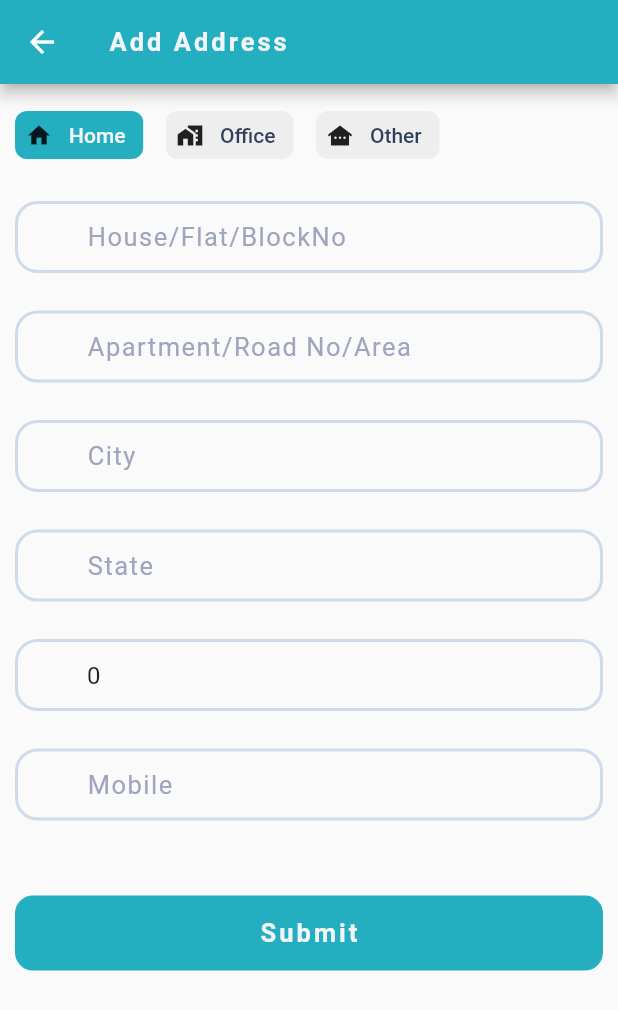
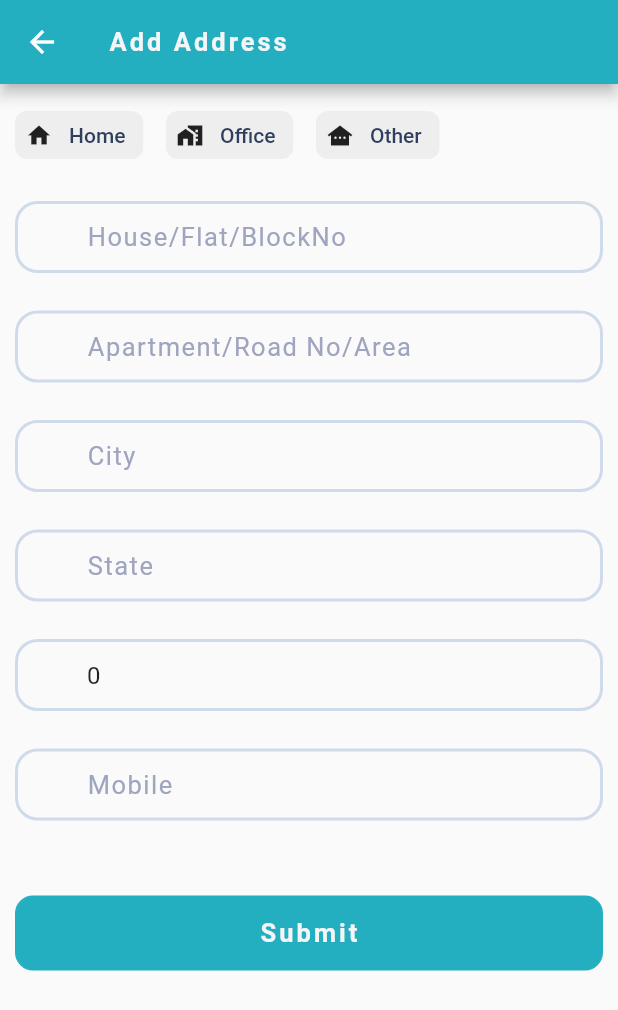
Before and after one commit to chirumallarajkumar/app, a Flutter app: the EditAddress screen opened directly with empty values, on a phone screen of 412 x 824 dp. Shown: the top 1010 px of the screen. Run offline on Flutter 3.47's test engine with Material 2 defaults, Android fonts, the phone set to English and light mode, and no system bars; our stand-ins replace bloc, equatable, flutter_bloc, shared_preferences; accounts and stored records are empty; network calls fail.

Commit message:
031220221202

```diff
--- a/lib/Screens/EditAddress/bloc/edit_address_event.dart
+++ b/lib/Screens/EditAddress/bloc/edit_address_event.dart
@@ -8,9 +8,9 @@ abstract class EditAddressEvent extends Equatable {
 }
 class LoadEditAddressEvent extends EditAddressEvent {
   //passing the parameters to add address
-  final String label, line1, line2, city, State, mobile, Status, pincode;
+  final String label, line1, line2, city, State, mobile, Status, pincode,addid;
   LoadEditAddressEvent(this.mobile, this.label, this.line1, this.line2,
-      this.city, this.State, this.Status, this.pincode);
+      this.city, this.State, this.Status, this.pincode,this.addid);
 
   @override
   List<Object> get props => [];
--- a/lib/Screens/EditAddress/view/editAddress.dart
+++ b/lib/Screens/EditAddress/view/editAddress.dart
@@ -1,12 +1,12 @@
+import 'package:arawinzhilo/Screens/EditAddress/bloc/edit_address_bloc.dart';
 import 'package:flutter/material.dart';
 import 'package:arawinzhilo/Packages/CommonAssets/Colors.dart';
 import 'package:arawinzhilo/Packages/CommonAssets/TextStyle.dart';
-import 'package:arawinzhilo/Screens/AddingAddress/repository/addaddressapi.dart';
 import 'package:arawinzhilo/Widgets/Text.dart';
 import 'package:arawinzhilo/Widgets/button.dart';
 import 'package:arawinzhilo/Widgets/textformfield.dart';
 import "package:arawinzhilo/route.dart" as route;
-
+import 'package:flutter_bloc/flutter_bloc.dart';
 class typelabel {
   String label;
   Icon icon;
@@ -25,37 +25,41 @@ class EditAddress extends StatefulWidget {
   String contactNo;
   int addStatus;
   EditAddress({
-     required   this.addId,
+    required this.addId,
     required this.userids,
-      required  this.addLabel,
-      required  this.addLine1,
+    required this.addLabel,
+    required this.addLine1,
     required this.addLine2,
     required this.city,
     required this.state,
     required this.pincode,
     required this.contactNo,
-       required this.addStatus,   });
-
+    required this.addStatus,
+  });
 
   @override
   State<EditAddress> createState() => _EditAddressState();
 }
 
 class _EditAddressState extends State<EditAddress> {
-
-
- late TextEditingController addressline1 = TextEditingController( text: widget.addLine1);
- late TextEditingController addressline2 = new TextEditingController(text: widget.addLine2);
- late TextEditingController City = new TextEditingController(text: widget.city);
- late TextEditingController mobilenumber = new TextEditingController(text: widget.contactNo);
- late TextEditingController State = new TextEditingController(text: widget.state);
- late TextEditingController Pincode = new TextEditingController(text: widget.pincode.toString());
-
+  late TextEditingController addressline1 =
+      TextEditingController(text: widget.addLine1);
+  late TextEditingController addressline2 =
+      new TextEditingController(text: widget.addLine2);
+  late TextEditingController City =
+      new TextEditingController(text: widget.city);
+  late TextEditingController mobilenumber =
+      new TextEditingController(text: widget.contactNo);
+  late TextEditingController State =
+      new TextEditingController(text: widget.state);
+  late TextEditingController Pincode =
+      new TextEditingController(text: widget.pincode.toString());
 
   final _formKey = GlobalKey<FormState>();
   bool validation = true;
   var label;
   var selectedIndex;
+   bool light = false;
   final List<typelabel> _chipsList = [
     typelabel("Home", Icon(Icons.home)),
     typelabel("Office", Icon(Icons.home_work)),
@@ -65,8 +69,19 @@ class _EditAddressState extends State<EditAddress> {
     List<Widget> chips = [];
     for (int i = 0; i < _chipsList.length; i++) {
       if (selectedIndex == null) {
+        if(widget.addLabel=='Home'){
            selectedIndex = 0;
-        label = _chipsList[i].label;
+        label = _chipsList[selectedIndex].label;
+        }
+        if(widget.addLabel=='Office'){
+           selectedIndex = 1;
+        label = _chipsList[selectedIndex].label;
+        }
+         if(widget.addLabel=='Other'){
+           selectedIndex = 1;
+        label = _chipsList[selectedIndex].label;
+        }
+
       }
       Widget item = Padding(
           padding: const EdgeInsets.only(left: 0, right: 0),
@@ -95,14 +110,56 @@ class _EditAddressState extends State<EditAddress> {
   }
 
   Widget build(BuildContext context) {
-    return Scaffold(
+    return BlocProvider(
+      create: (context) => EditAddressBloc(
+        RepositoryProvider.of(context),
+      ),
+      child: Scaffold(
         appBar: AppBar(
           backgroundColor: color.primary,
           title: text(data: "Add Address", style: Text_Style.Form600),
         ),
-      body: SingleChildScrollView(
+        body: BlocConsumer<EditAddressBloc, EditAddressState>(
+          listener: (context, state) {
+            // TODO: implement listener
+             if (state is AddAddressErrorState) {
+              final snackBar = SnackBar(
+                content: text(data: state.error, style: Text_Style.Error),
+              );
+              ScaffoldMessenger.of(context).showSnackBar(snackBar);
+            }
+            if (state is AddAddressLoadedState) {
+              if (state.editAddress.status == 1) {
+                Navigator.pop(context);
+              }
+            }
+          },
+          builder: (context, state) {
+               if (state is AddAddressLoadingState) {
+              return Center(
+                  child: Column(
+                      mainAxisAlignment: MainAxisAlignment.center,
+                      children: [
+                    const CircularProgressIndicator(),
+                    Text("Loading....")
+                  ]));
+            }
+            if (state is AddAddressLoadedState) {
+              return Center(
+                child: Column(
+                  mainAxisAlignment: MainAxisAlignment.center,
+                  children: [
+                    text(
+                        data: "Address Succesfully added",
+                        style: Text_Style.Succesfull)
+                  ],
+                ),
+              );
+            } else{
+            return SingleChildScrollView(
               child: Padding(
-          padding: const EdgeInsets.symmetric(horizontal: 10, vertical: 10),
+                padding:
+                    const EdgeInsets.symmetric(horizontal: 10, vertical: 10),
                 child: Column(
                   crossAxisAlignment: CrossAxisAlignment.start,
                   children: [
@@ -126,7 +183,8 @@ class _EditAddressState extends State<EditAddress> {
                           controller: addressline1,
                           HintText: "House/Flat/BlockNo",
                           prefixicon: Icon(null),
-                    suffixicon: IconButton(icon: Icon(null), onPressed: () {}),
+                          suffixicon:
+                              IconButton(icon: Icon(null), onPressed: () {}),
                           radius: 15,
                         ),
                         textformfield(
@@ -187,6 +245,15 @@ class _EditAddressState extends State<EditAddress> {
                     InkWell(
                       onTap: () {
                         print(addressline1.text);
+                        var priority = light ? 1 : 0;
+                          BlocProvider.of<EditAddressBloc>(context).add(LoadEditAddressEvent(  mobilenumber.text,
+                                    label,
+                                    addressline1.text,
+                                    addressline2.text,
+                                    City.text,
+                                    State.text,
+                                    priority.toString(),
+                                    Pincode.text, widget.addId.toString()));
 
                         // Navigator.pushNamed(context, route.AddNewAddress);
                       },
@@ -207,6 +274,10 @@ class _EditAddressState extends State<EditAddress> {
                   ],
                 ),
               ),
+            );
+            }
+          },
+        ),
       ),
     );
   }
```
Also changed, not shown: lib/Screens/AllAddress/View/AllAddressScreen.dart (+24 -13 lines), lib/Screens/EditAddress/Repository/editAddressapi.dart (added, +59 -0 lines), lib/Screens/EditAddress/bloc/edit_address_bloc.dart (+6 -4 lines), 4 other files. Lines whose indentation alone changed are shown as unchanged.
